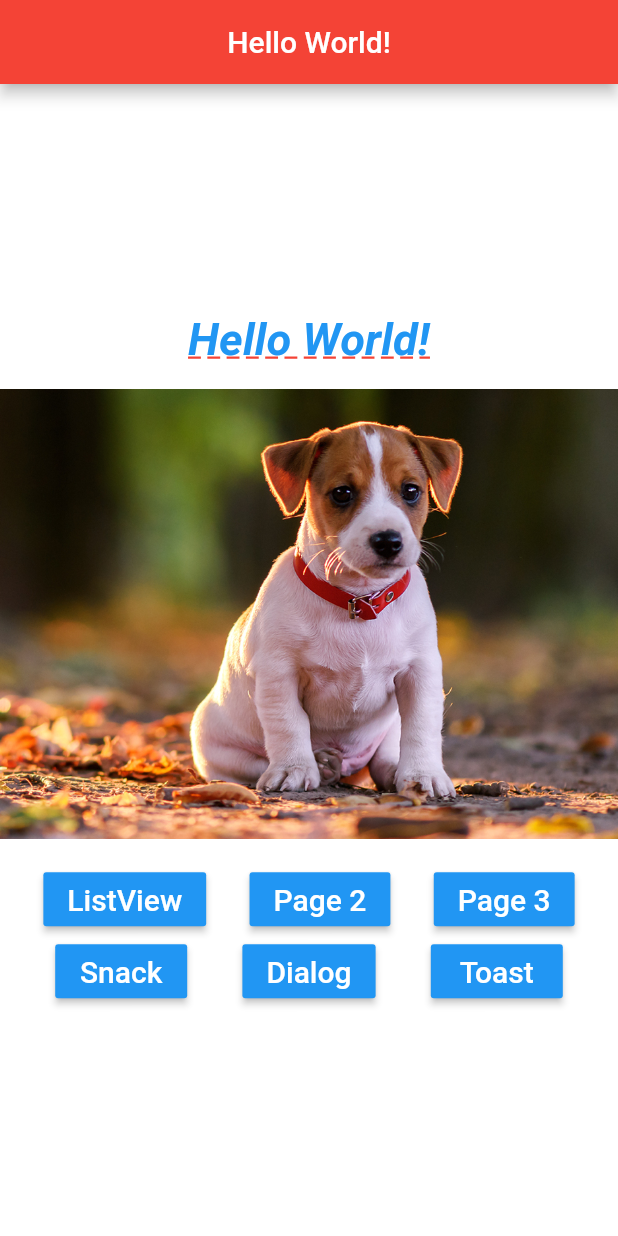
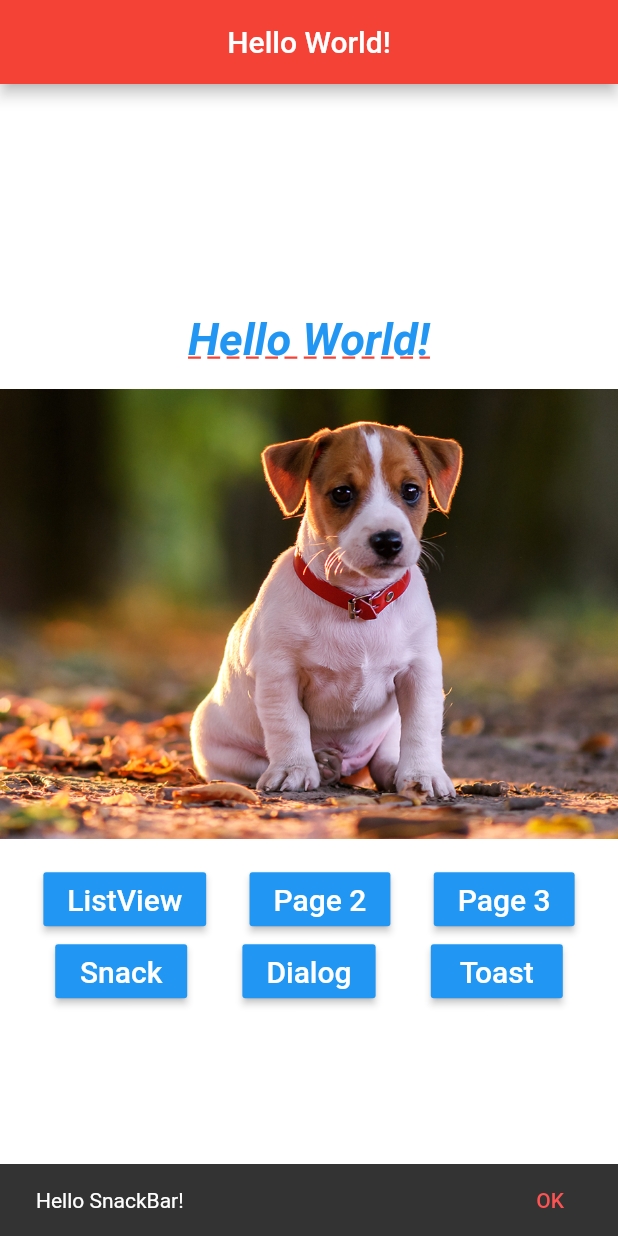
Before and after one commit to Cantinho/flutter-basic, a Flutter app: the screen it shows after launch, after a tap on "Snack", on a phone screen of 412 x 824 dp. Run offline on Flutter 3.47's test engine with Material 2 defaults, Android fonts, the phone set to English and light mode, and no system bars.

Commit message:
add snack bar

```diff
--- a/flutter_basic/lib/home_page.dart
+++ b/flutter_basic/lib/home_page.dart
@@ -29,7 +29,7 @@ class HomePage extends StatelessWidget {
         children: <Widget>[
           _text(),
           _pageView(),
-          _buttons(context),
+          _buttons(),
         ],
       ),
     );
@@ -67,14 +67,17 @@ class HomePage extends StatelessWidget {
     );
   }
 
-  _buttons(BuildContext context) {
+  _buttons() {
+    return Builder(
+      builder: (BuildContext context) {
         return Column(
           children: <Widget>[
             Row(
               mainAxisAlignment: MainAxisAlignment.spaceEvenly,
               children: <Widget>[
                 BlueButton("ListView",
-                onPressed: () => _onClickNavigator(context, HelloListView())),
+                    onPressed: () =>
+                        _onClickNavigator(context, HelloListView())),
                 BlueButton("Page 2",
                     onPressed: () => _onClickNavigator(context, HelloPage2())),
                 BlueButton("Page 3",
@@ -84,21 +87,35 @@ class HomePage extends StatelessWidget {
             Row(
               mainAxisAlignment: MainAxisAlignment.spaceEvenly,
               children: <Widget>[
-            BlueButton("Snack", onPressed: _onClickSnake),
-            BlueButton("Dialog", onPressed: _onClickDialog),
-            BlueButton("Toast", onPressed: _onClickToast),
+                BlueButton("Snack", onPressed: () => _onClickSnake(context)),
+                BlueButton("Dialog", onPressed: () => _onClickDialog(context)),
+                BlueButton("Toast", onPressed: () => _onClickToast(context)),
               ],
             ),
           ],
         );
+      },
+    );
   }
 
-  _onClickSnake() {}
+  _onClickSnake(BuildContext context) {
+    Scaffold.of(context).showSnackBar(
+      SnackBar(
+        content: Text("Hello SnackBar!"),
+        action: SnackBarAction(
+          textColor: Colors.redAccent,
+          label: "OK",
+          onPressed: () {
+            print("OK Snack!");
+          },
+        ),
+      ),
+    );
+  }
 
-  _onClickDialog() {}
+  _onClickDialog(BuildContext context) {}
 
-  _onClickToast() {}
-
+  _onClickToast(BuildContext context) {}
 
   void _onClickNavigator(BuildContext context, Widget page) async {
     String s = await push(context, page);
```
Lines whose indentation alone changed are shown as unchanged.
